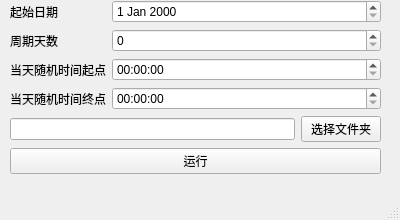
dan6886/cq_python_tool, file GUI/root_ui.ui: the form before one commit.
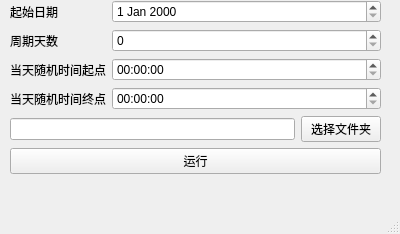
The form after the commit.

```diff
--- a/GUI/root_ui.ui
+++ b/GUI/root_ui.ui
@@ -7,7 +7,7 @@
     <x>0</x>
     <y>0</y>
     <width>400</width>
-    <height>220</height>
+    <height>234</height>
    </rect>
   </property>
   <property name="windowTitle">
```
